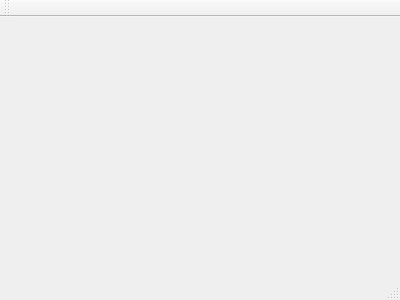
Before: the Qt Designer form mainwindow.ui in MakKolts/RoadBuilder, drawn with Qt 5.
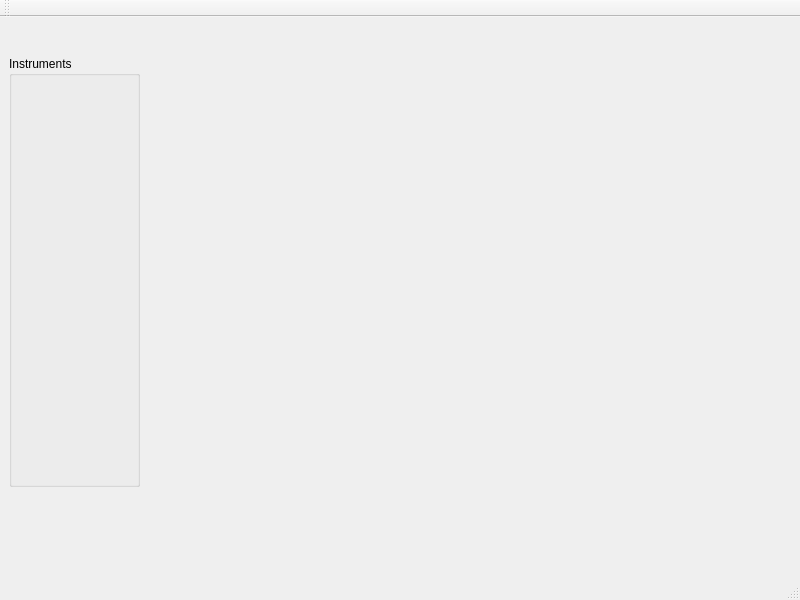
After: the same form once the commit is applied.

Commit message: Simple interface

```diff
--- a/mainwindow.ui
+++ b/mainwindow.ui
@@ -1,24 +1,63 @@
 <ui version="4.0">
  <class>MainWindow</class>
- <widget class="QMainWindow" name="MainWindow" >
-  <property name="geometry" >
+ <widget class="QMainWindow" name="MainWindow">
+  <property name="geometry">
    <rect>
     <x>0</x>
     <y>0</y>
-    <width>400</width>
-    <height>300</height>
+    <width>800</width>
+    <height>600</height>
    </rect>
   </property>
   <property name="windowTitle" >
    <string>MainWindow</string>
   </property>
-  <widget class="QMenuBar" name="menuBar" />
-  <widget class="QToolBar" name="mainToolBar" />
-  <widget class="QWidget" name="centralWidget" />
-  <widget class="QStatusBar" name="statusBar" />
+  <widget class="QWidget" name="centralWidget">
+   <widget class="QGroupBox" name="instruments">
+    <property name="geometry">
+     <rect>
+      <x>9</x>
+      <y>39</y>
+      <width>131</width>
+      <height>431</height>
+     </rect>
+    </property>
+    <property name="title">
+     <string>Instruments</string>
+    </property>
+   </widget>
+   <widget class="QWidget" name="canvas_widget" native="true">
+    <property name="geometry">
+     <rect>
+      <x>149</x>
+      <y>39</y>
+      <width>611</width>
+      <height>431</height>
+     </rect>
+    </property>
+   </widget>
+  </widget>
+  <widget class="QMenuBar" name="menuBar">
+   <property name="geometry">
+    <rect>
+     <x>0</x>
+     <y>0</y>
+     <width>800</width>
+     <height>21</height>
+    </rect>
+   </property>
+  </widget>
+  <widget class="QToolBar" name="mainToolBar">
+   <attribute name="toolBarArea">
+    <enum>TopToolBarArea</enum>
+   </attribute>
+   <attribute name="toolBarBreak">
+    <bool>false</bool>
+   </attribute>
+  </widget>
+  <widget class="QStatusBar" name="statusBar"/>
  </widget>
- <layoutDefault spacing="6" margin="11" />
- <pixmapfunction></pixmapfunction>
+ <layoutdefault spacing="6" margin="11"/>
  <resources/>
  <connections/>
 </ui>
```
Left out of the diff: 3 changed lines with no effect on the pictures.
